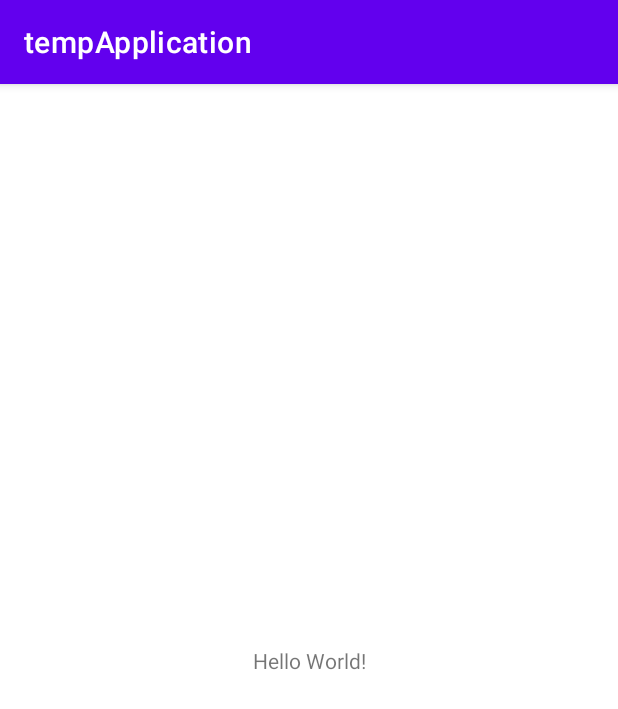
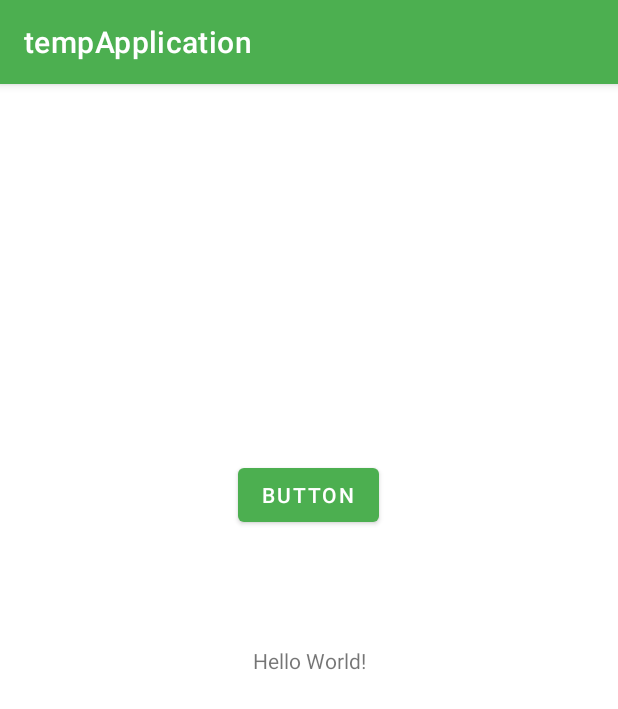
Before and after one commit to muhammadbilal20130/tempApplication, an Android app: the screen it shows after launch (MainActivity), on a phone screen of 412 x 824 dp. Shown: the top 709 px of the screen. Run offline under Robolectric (Android 15) with nearby library versions, the phone set to English and light mode, and no system bars; our stand-ins replace Firebase (no records; nobody signed in at launch, a user with empty details on screens opened directly).

```diff
--- a/app/src/main/AndroidManifest.xml
+++ b/app/src/main/AndroidManifest.xml
@@ -12,6 +12,7 @@
         android:roundIcon="@mipmap/ic_launcher_round"
         android:supportsRtl="true"
         android:theme="@style/Theme.TempApplication"
+
         tools:targetApi="31">
         <activity
             android:name=".MainActivity"
--- a/app/src/main/java/com/example/tempapplication/MainActivity.java
+++ b/app/src/main/java/com/example/tempapplication/MainActivity.java
@@ -3,7 +3,11 @@ package com.example.tempapplication;
 import androidx.annotation.NonNull;
 import androidx.appcompat.app.AppCompatActivity;
 
+import android.app.ActionBar;
 import android.os.Bundle;
+import android.view.View;
+import android.view.Window;
+import android.view.WindowManager;
 import android.widget.Toast;
 
 import com.google.android.gms.tasks.OnCompleteListener;
@@ -20,18 +24,11 @@ public class MainActivity extends AppCompatActivity {
     protected void onCreate(Bundle savedInstanceState) {
         super.onCreate(savedInstanceState);
         setContentView(R.layout.activity_main);
+        getWindow().setFlags(WindowManager.LayoutParams.FLAG_FULLSCREEN,WindowManager.LayoutParams.FLAG_FULLSCREEN);
 
         mAuth = FirebaseAuth.getInstance();
 
-        mAuth.signInWithEmailAndPassword("muhammadbilal@gmail.com","12345678")
-                .addOnCompleteListener(this,new OnCompleteListener<AuthResult>() {
-            @Override
-            public void onComplete(@NonNull Task<AuthResult> task) {
-                if(task.isComplete()){
-                    Toast.makeText(getApplicationContext(),"completed",Toast.LENGTH_SHORT).show();
-                }
-            }
-        });
+
 
     }
     @Override
--- a/app/src/main/res/layout/activity_main.xml
+++ b/app/src/main/res/layout/activity_main.xml
@@ -7,6 +7,7 @@
     tools:context=".MainActivity">
 
     <TextView
+        android:id="@+id/textView"
         android:layout_width="wrap_content"
         android:layout_height="wrap_content"
         android:text="Hello World!"
@@ -15,4 +16,16 @@
         app:layout_constraintStart_toStartOf="parent"
         app:layout_constraintTop_toTopOf="parent" />
 
+    <Button
+        android:id="@+id/button"
+        android:layout_width="wrap_content"
+        android:layout_height="wrap_content"
+        android:text="Button"
+        app:layout_constraintBottom_toTopOf="@+id/textView"
+        app:layout_constraintEnd_toEndOf="parent"
+        app:layout_constraintHorizontal_bias="0.498"
+        app:layout_constraintStart_toStartOf="parent"
+        app:layout_constraintTop_toTopOf="parent"
+        app:layout_constraintVertical_bias="0.766" />
+
 </androidx.constraintlayout.widget.ConstraintLayout>
--- a/app/src/main/res/values/themes.xml
+++ b/app/src/main/res/values/themes.xml
@@ -2,8 +2,8 @@
     <!-- Base application theme. -->
     <style name="Theme.TempApplication" parent="Theme.MaterialComponents.DayNight.DarkActionBar">
         <!-- Primary brand color. -->
-        <item name="colorPrimary">@color/purple_500</item>
-        <item name="colorPrimaryVariant">@color/purple_700</item>
+        <item name="colorPrimary">#4CAF50</item>
+        <item name="colorPrimaryVariant">#388E3C</item>
         <item name="colorOnPrimary">@color/white</item>
         <!-- Secondary brand color. -->
         <item name="colorSecondary">@color/teal_200</item>
```
